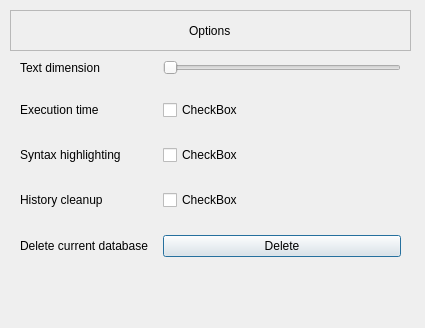
This is POO---DB-Engine/CLIENT/OptionsDialog.ui in stefanungureanu04/POO---DB-Engine as Qt 5 draws it before an edit. The edited form follows.
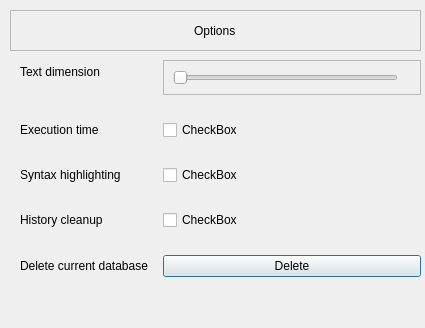
This is the edited form.

Diff of the .ui file:
```diff
--- a/POO---DB-Engine/CLIENT/OptionsDialog.ui
+++ b/POO---DB-Engine/CLIENT/OptionsDialog.ui
@@ -18,7 +18,7 @@
     <rect>
      <x>10</x>
      <y>10</y>
-     <width>401</width>
+     <width>411</width>
      <height>41</height>
     </rect>
    </property>
@@ -43,8 +43,8 @@
     <rect>
      <x>20</x>
      <y>60</y>
-     <width>381</width>
-     <height>251</height>
+     <width>401</width>
+     <height>261</height>
     </rect>
    </property>
    <layout class="QFormLayout" name="formLayout">
@@ -61,13 +61,6 @@
       </property>
      </widget>
     </item>
-    <item row="0" column="1">
-     <widget class="QSlider" name="horizontalSlider">
-      <property name="orientation">
-       <enum>Qt::Orientation::Horizontal</enum>
-      </property>
-     </widget>
-    </item>
     <item row="1" column="0">
      <widget class="QLabel" name="label_2">
       <property name="text">
@@ -124,6 +117,44 @@
       </property>
      </widget>
     </item>
+    <item row="0" column="1">
+     <widget class="QFrame" name="frame">
+      <property name="frameShape">
+       <enum>QFrame::Shape::StyledPanel</enum>
+      </property>
+      <property name="frameShadow">
+       <enum>QFrame::Shadow::Raised</enum>
+      </property>
+      <layout class="QHBoxLayout" name="horizontalLayout_2">
+       <item>
+        <widget class="QSlider" name="slider">
+         <property name="minimum">
+          <number>10</number>
+         </property>
+         <property name="maximum">
+          <number>50</number>
+         </property>
+         <property name="orientation">
+          <enum>Qt::Orientation::Horizontal</enum>
+         </property>
+        </widget>
+       </item>
+       <item>
+        <widget class="QLabel" name="label3">
+         <property name="sizePolicy">
+          <sizepolicy hsizetype="Fixed" vsizetype="Preferred">
+           <horstretch>0</horstretch>
+           <verstretch>0</verstretch>
+          </sizepolicy>
+         </property>
+         <property name="text">
+          <string/>
+         </property>
+        </widget>
+       </item>
+      </layout>
+     </widget>
+    </item>
    </layout>
   </widget>
  </widget>
```
Left out of the diff: 2 changed lines with no effect on the pictures.
